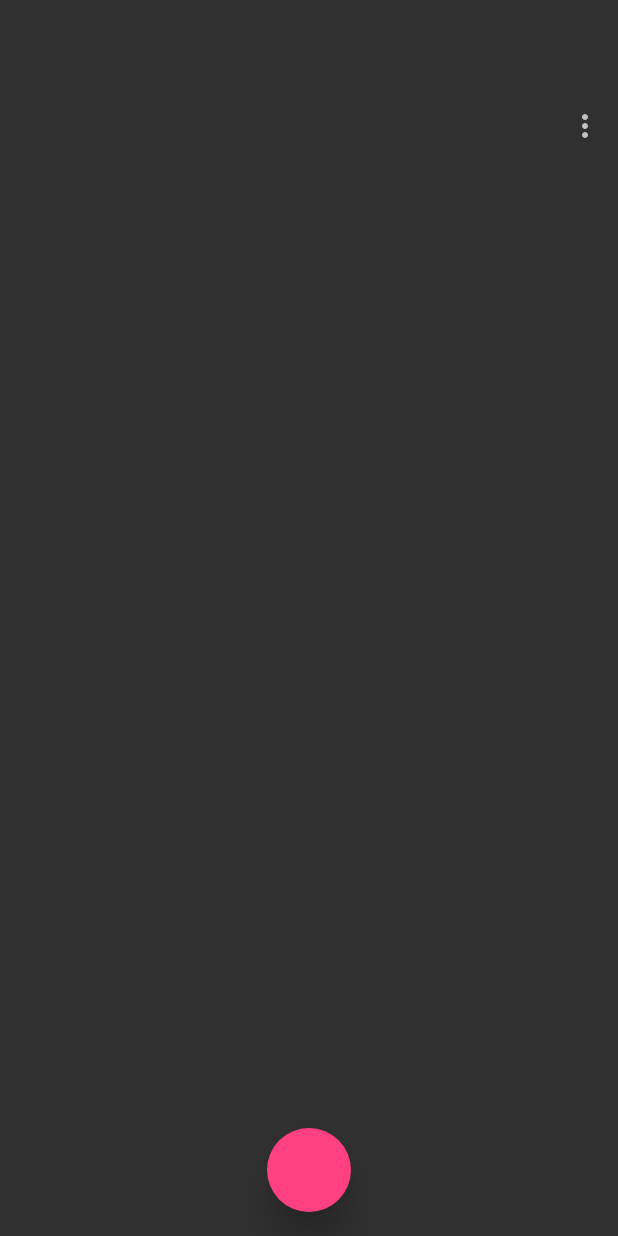
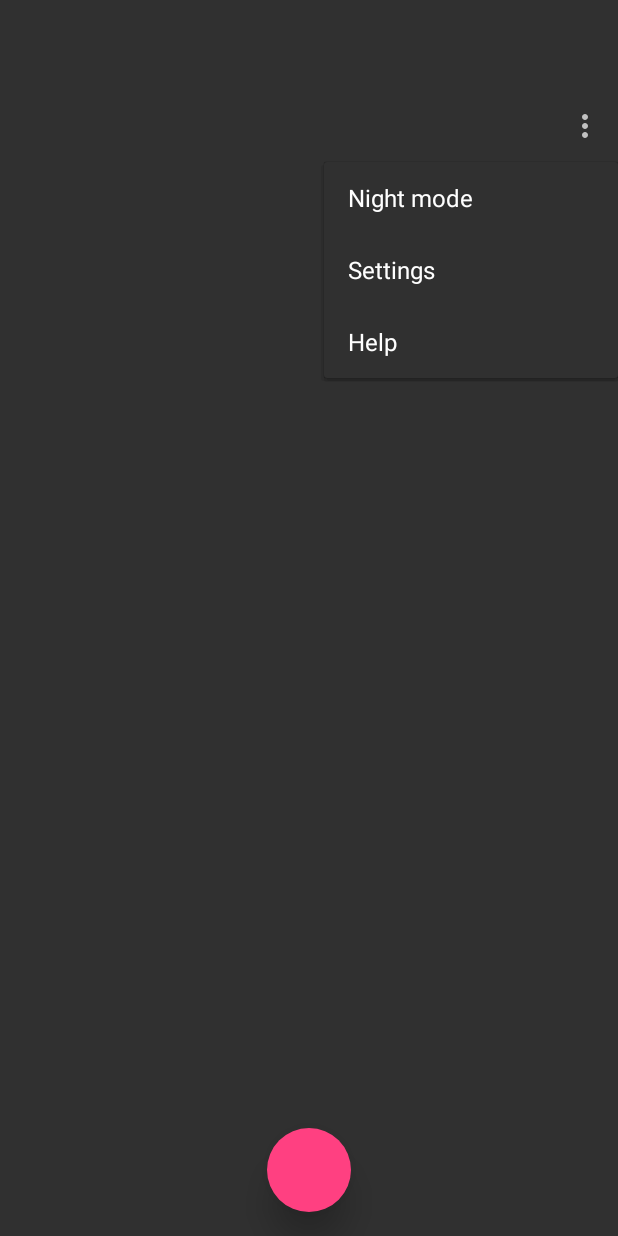
Before and after one commit to lin199231/InterruptionsHelper, an Android app: the screen it shows after launch (InterruptionHelper), after a tap on "More options", on a phone screen of 412 x 824 dp. Run offline under Robolectric (Android 15) with nearby library versions, the phone set to English and light mode, and no system bars.

Commit message:
menu item

```diff
--- a/app/src/main/res/menu/interruptions_helper_menu.xml
+++ b/app/src/main/res/menu/interruptions_helper_menu.xml
@@ -1,4 +1,14 @@
 <?xml version="1.0" encoding="utf-8"?>
 <menu xmlns:android="http://schemas.android.com/apk/res/android">
-
+    <group android:id="@+id/menu_items">
+        <item android:id="@+id/menu_item_night_mode"
+            android:title="@string/menu_item_night_mode"
+            android:icon="@android:drawable/ic_menu_preferences"/>
+        <item android:id="@+id/menu_item_settings"
+            android:title="@string/menu_item_settings"
+            android:icon="@android:drawable/ic_menu_preferences"/>
+        <item android:id="@+id/menu_item_help"
+            android:title="@string/menu_item_help"
+            android:icon="@android:drawable/ic_menu_preferences"/>
+    </group>
 </menu>
```
